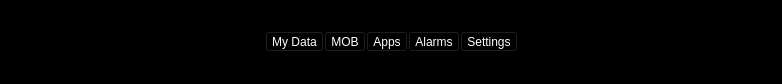
Qt form ui/bottombar/BottomBar.ui (OpenFairWind/fairwindplusplus) before a commit.
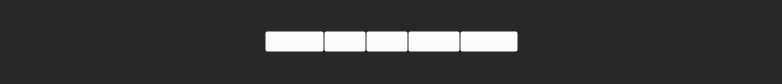
The same form after that commit. Icons and pictures are not drawn.

What changed in the file:
```diff
--- a/ui/bottombar/BottomBar.ui
+++ b/ui/bottombar/BottomBar.ui
@@ -14,8 +14,8 @@
    <string>Form</string>
   </property>
   <property name="styleSheet">
-   <string notr="true">background-color: rgb(0, 0, 0);
-color: rgb(255, 255, 255);</string>
+   <string notr="true">background-color: rgba(26, 26, 26, 191);
+color: rgb(250, 255, 255);</string>
   </property>
   <layout class="QGridLayout" name="gridLayout">
    <property name="leftMargin">
@@ -50,6 +50,9 @@
      </item>
      <item>
       <widget class="QToolButton" name="toolButton_MyData">
+       <property name="styleSheet">
+        <string notr="true">background-color: rgba(255, 255, 255, 0);</string>
+       </property>
        <property name="text">
         <string>My Data</string>
        </property>
@@ -70,6 +73,9 @@
      </item>
      <item>
       <widget class="QToolButton" name="toolButton_MOB">
+       <property name="styleSheet">
+        <string notr="true">background-color: rgba(255, 255, 255, 0);</string>
+       </property>
        <property name="text">
         <string>MOB</string>
        </property>
@@ -90,6 +96,9 @@
      </item>
      <item>
       <widget class="QToolButton" name="toolButton_Apps">
+       <property name="styleSheet">
+        <string notr="true">background-color: rgba(255, 255, 255, 0);</string>
+       </property>
        <property name="text">
         <string>Apps</string>
        </property>
@@ -110,6 +119,9 @@
      </item>
      <item>
       <widget class="QToolButton" name="toolButton_Alarms">
+       <property name="styleSheet">
+        <string notr="true">background-color: rgba(255, 255, 255, 0);</string>
+       </property>
        <property name="text">
         <string>Alarms</string>
        </property>
@@ -130,6 +142,9 @@
      </item>
      <item>
       <widget class="QToolButton" name="toolButton_Settings">
+       <property name="styleSheet">
+        <string notr="true">background-color: rgba(255, 255, 255, 0);</string>
+       </property>
        <property name="text">
         <string>Settings</string>
        </property>
```
